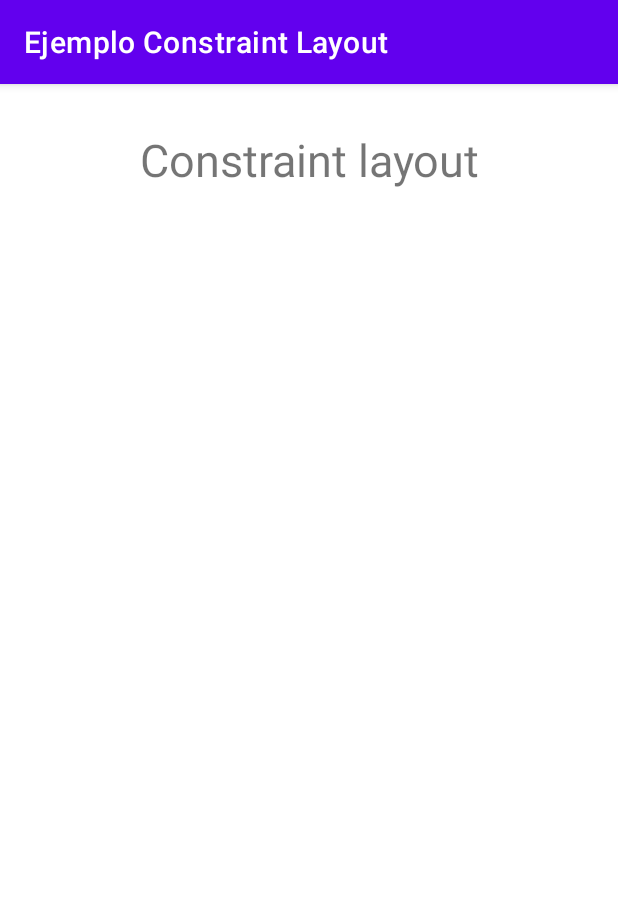
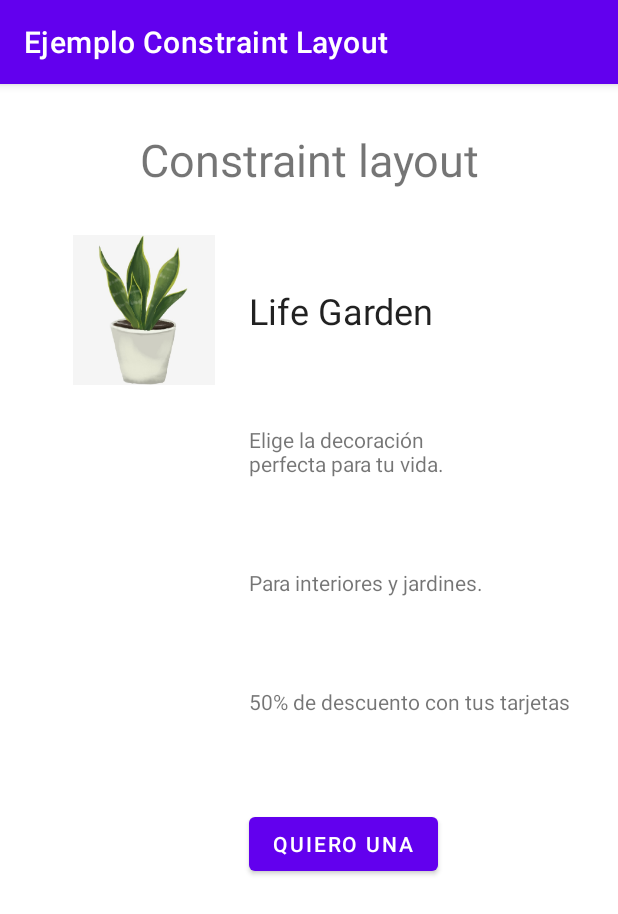
Before and after one commit to joseilagosb/ejemplos_layouts_android_kotlin, an Android app: the ConstraintLayoutActivity screen opened directly, with no data from a screen before it, on a phone screen of 412 x 824 dp. Shown: the top 914 px of the screen. Run offline under Robolectric (Android 15) with nearby library versions, the phone set to English and light mode, and no system bars.

Commit message:
constraint layout

```diff
--- a/app/src/main/res/layout/activity_constraint_layout.xml
+++ b/app/src/main/res/layout/activity_constraint_layout.xml
@@ -16,4 +16,82 @@
         android:textSize="30sp"
         android:textAlignment="center"/>
 
+    <!-- Constraint layout que contendrá elementos ubicados en relación a
+     sus demás elementos hermanos. Todos los elementos deben tener un id
+      para que se puedan mencionar entre sí dentro de este layout. -->
+    <androidx.constraintlayout.widget.ConstraintLayout
+        android:layout_width="match_parent"
+        android:layout_height="match_parent"
+        >
+        <ImageView
+            android:id="@+id/imagePlant"
+            android:layout_width="100dp"
+            android:layout_height="100dp"
+            android:layout_marginStart="16dp"
+            android:layout_marginTop="30dp"
+            app:layout_constraintStart_toStartOf="parent"
+            app:layout_constraintTop_toTopOf="parent"
+            app:srcCompat="@drawable/plant" />
+
+        <TextView
+            android:id="@+id/textViewTitle"
+            android:layout_width="wrap_content"
+            android:layout_height="wrap_content"
+            android:text="Life Garden"
+            android:textAppearance="@style/TextAppearance.AppCompat.Headline"
+            app:layout_constraintBottom_toBottomOf="@+id/imagePlant"
+            app:layout_constraintEnd_toStartOf="@id/guideline"
+            app:layout_constraintHorizontal_bias="0.33"
+            app:layout_constraintStart_toEndOf="@id/imagePlant"
+            app:layout_constraintTop_toTopOf="@+id/imagePlant" />
+
+        <TextView
+            android:id="@+id/textViewSubtitle"
+            android:layout_width="0dp"
+            android:layout_height="wrap_content"
+            android:layout_marginTop="60dp"
+            android:text="Elige la decoración perfecta para tu vida."
+            app:layout_constraintStart_toStartOf="@+id/textViewTitle"
+            app:layout_constraintEnd_toStartOf="@id/guideline"
+            app:layout_constraintTop_toBottomOf="@+id/textViewTitle" />
+
+        <TextView
+            android:id="@+id/textViewSubtitle2"
+            android:layout_width="wrap_content"
+            android:layout_height="wrap_content"
+            android:layout_marginTop="60dp"
+            android:text="Para interiores y jardines."
+            app:layout_constraintStart_toStartOf="@+id/textViewSubtitle"
+            app:layout_constraintTop_toBottomOf="@+id/textViewSubtitle" />
+
+        <TextView
+            android:id="@+id/textViewSubtitle3"
+            android:layout_width="wrap_content"
+            android:layout_height="wrap_content"
+            android:layout_marginTop="60dp"
+            android:text="50% de descuento con tus tarjetas"
+            app:layout_constraintStart_toStartOf="@+id/textViewSubtitle2"
+            app:layout_constraintTop_toBottomOf="@+id/textViewSubtitle2" />
+
+        <Button
+            android:id="@+id/button"
+            android:layout_width="wrap_content"
+            android:layout_height="wrap_content"
+            android:layout_marginTop="61dp"
+            android:text="Quiero una"
+            app:layout_constraintStart_toStartOf="@+id/textViewSubtitle3"
+            app:layout_constraintTop_toBottomOf="@+id/textViewSubtitle3" />
+
+        <!-- Línea imaginaria que sirve como referencia para el
+        TextView "What's my plant?" (fija su límite hacia la derecha) -->
+        <androidx.constraintlayout.widget.Guideline
+            android:id="@+id/guideline"
+            android:layout_width="wrap_content"
+            android:layout_height="wrap_content"
+            android:orientation="vertical"
+            app:layout_constraintEnd_toEndOf="parent"
+            app:layout_constraintGuide_percent="0.85" />
+
+    </androidx.constraintlayout.widget.ConstraintLayout>
+
 </LinearLayout>
```
Also changed, not shown: app/src/main/res/drawable-hdpi/plant.9.png (added), app/src/main/res/drawable-mdpi/plant.9.png (added), app/src/main/res/drawable-xhdpi/plant.9.png (added), app/src/main/res/drawable-xxhdpi/plant.9.png (added), app/src/main/res/drawable-xxxhdpi/plant.9.png (added).
